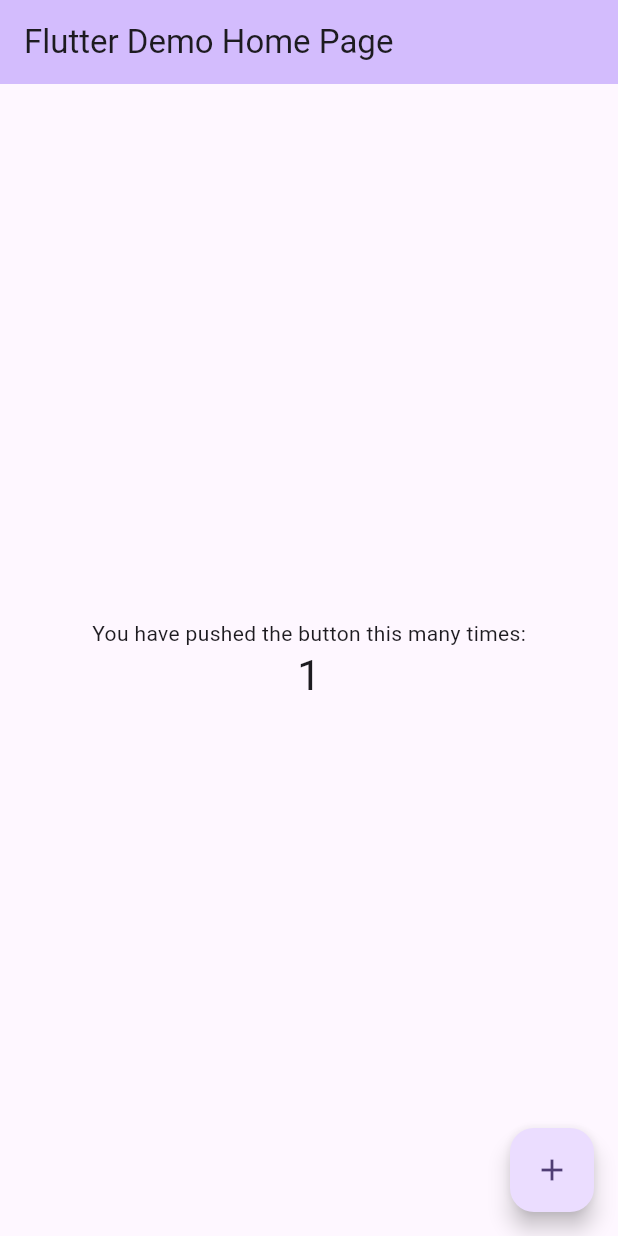
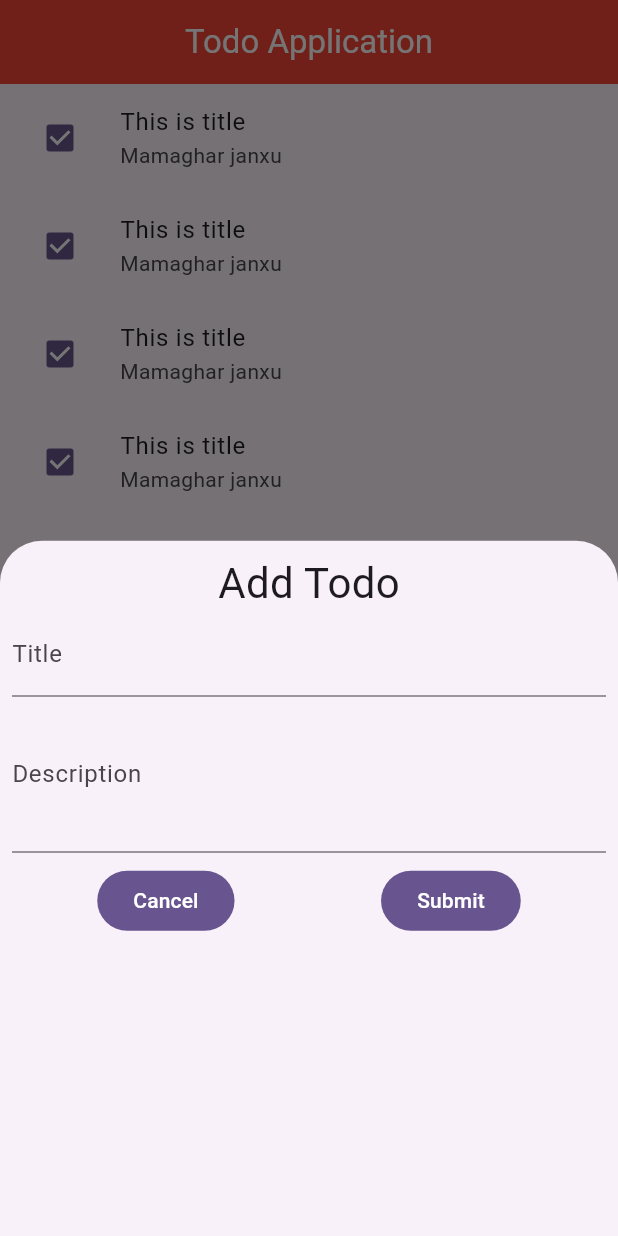
Before and after one commit to ArunPandeyLaudari/Todo_App-Flutter-, a Flutter app: the screen it shows after launch, after a tap on the "add" icon, on a phone screen of 412 x 824 dp. Run offline on Flutter 3.47's test engine with Material 3 defaults, Android fonts, the phone set to English and light mode, and no system bars.

Commit message:
ui updated

```diff
--- /dev/null
+++ b/lib/homepage.dart
@@ -0,0 +1,104 @@
+import 'package:flutter/material.dart';
+import 'package:todo_app/model/todo.dart';
+
+
+class TodoApplication extends StatefulWidget {
+  TodoApplication({super.key});
+
+  final List<Todo> todos = [
+    Todo(
+      id: "1",
+      title: "This is title",
+      description: "Mamaghar janxu",
+      isCompleted: true,
+    ),
+    Todo(
+      id: "2",
+      title: "This is title",
+      description: "Mamaghar janxu",
+      isCompleted: true,
+    ),
+    Todo(
+      id: "3",
+      title: "This is title",
+      description: "Mamaghar janxu",
+      isCompleted: true,
+    ),
+    Todo(
+      id: "4",
+      title: "This is title",
+      description: "Mamaghar janxu",
+      isCompleted: true,
+    ),
+  ];
+
+  @override
+  State<TodoApplication> createState() => _TodoApplicationState();
+}
+
+class _TodoApplicationState extends State<TodoApplication> {
+  @override
+  Widget build(BuildContext context) {
+    return Scaffold(
+      appBar: AppBar(
+        title: const Text(
+          "Todo Application",
+          style: TextStyle(color: Colors.white),
+        ),
+        backgroundColor: Colors.red,
+        centerTitle: true,
+      ),
+      body: ListView.builder(
+        itemCount: widget.todos.length,
+        itemBuilder: (ctx, i) {
+          return ListTile(
+            leading: Checkbox(
+              value: widget.todos[i].isCompleted,
+              onChanged: (value) {
+
+              },
+            ),
+            title: Text(widget.todos[i].title),
+            subtitle: Text(widget.todos[i].description),
+          );
+        },
+      ),
+      floatingActionButton: FloatingActionButton(onPressed: () {
+        showModalBottomSheet(context: context, builder: (context)
+
+        {
+          return SizedBox(
+            width: double.infinity,
+            child: Padding(
+              padding: const EdgeInsets.all(8.0),
+              child: Form(child: Column(
+                children: [
+                  Text("Add Todo",style: TextStyle(fontSize: 28),),
+                  TextFormField(decoration: InputDecoration(labelText: "Title"),),
+                  TextFormField(decoration: InputDecoration(labelText: "Description"), maxLines: 3,),
+                  Padding(
+                    padding: const EdgeInsets.all(8.0),
+                    child: Row(
+                      mainAxisAlignment: MainAxisAlignment.spaceAround,
+                      children: [
+                        FilledButton(
+                          onPressed: () {
+                          Navigator.of(context).pop();
+                          },
+                          child: Text("Cancel"),
+                        ),
+                        FilledButton(onPressed: () {}, child: Text("Submit")),
+                      ],
+
+                    ),
+                  ),
+                ],
+              )),
+            ),
+          );
+        }
+        );
+      },child: Icon(Icons.add),),
+    );
+  }
+}
--- a/lib/main.dart
+++ b/lib/main.dart
@@ -1,4 +1,5 @@
 import 'package:flutter/material.dart';
+import 'package:todo_app/homepage.dart';
 
 void main() {
   runApp(const MyApp());
@@ -13,110 +14,10 @@ class MyApp extends StatelessWidget {
     return MaterialApp(
       title: 'Flutter Demo',
       theme: ThemeData(
-        // This is the theme of your application.
-        //
-        // TRY THIS: Try running your application with "flutter run". You'll see
-        // the application has a purple toolbar. Then, without quitting the app,
-        // try changing the seedColor in the colorScheme below to Colors.green
-        // and then invoke "hot reload" (save your changes or press the "hot
-        // reload" button in a Flutter-supported IDE, or press "r" if you used
-        // the command line to start the app).
-        //
-        // Notice that the counter didn't reset back to zero; the application
-        // state is not lost during the reload. To reset the state, use hot
-        // restart instead.
-        //
-        // This works for code too, not just values: Most code changes can be
-        // tested with just a hot reload.
         colorScheme: ColorScheme.fromSeed(seedColor: Colors.deepPurple),
       ),
-      home: const MyHomePage(title: 'Flutter Demo Home Page'),
+      debugShowCheckedModeBanner: false,
+      home:TodoApplication(),
     );
   }
 }
-
-class MyHomePage extends StatefulWidget {
-  const MyHomePage({super.key, required this.title});
-
-  // This widget is the home page of your application. It is stateful, meaning
-  // that it has a State object (defined below) that contains fields that affect
-  // how it looks.
-
-  // This class is the configuration for the state. It holds the values (in this
-  // case the title) provided by the parent (in this case the App widget) and
-  // used by the build method of the State. Fields in a Widget subclass are
-  // always marked "final".
-
-  final String title;
-
-  @override
-  State<MyHomePage> createState() => _MyHomePageState();
-}
-
-class _MyHomePageState extends State<MyHomePage> {
-  int _counter = 0;
-
-  void _incrementCounter() {
-    setState(() {
-      // This call to setState tells the Flutter framework that something has
-      // changed in this State, which causes it to rerun the build method below
-      // so that the display can reflect the updated values. If we changed
-      // _counter without calling setState(), then the build method would not be
-      // called again, and so nothing would appear to happen.
-      _counter++;
-    });
-  }
-
-  @override
-  Widget build(BuildContext context) {
-    // This method is rerun every time setState is called, for instance as done
-    // by the _incrementCounter method above.
-    //
-    // The Flutter framework has been optimized to make rerunning build methods
-    // fast, so that you can just rebuild anything that needs updating rather
-    // than having to individually change instances of widgets.
-    return Scaffold(
-      appBar: AppBar(
-        // TRY THIS: Try changing the color here to a specific color (to
-        // Colors.amber, perhaps?) and trigger a hot reload to see the AppBar
-        // change color while the other colors stay the same.
-        backgroundColor: Theme.of(context).colorScheme.inversePrimary,
-        // Here we take the value from the MyHomePage object that was created by
-        // the App.build method, and use it to set our appbar title.
-        title: Text(widget.title),
-      ),
-      body: Center(
-        // Center is a layout widget. It takes a single child and positions it
-        // in the middle of the parent.
-        child: Column(
-          // Column is also a layout widget. It takes a list of children and
-          // arranges them vertically. By default, it sizes itself to fit its
-          // children horizontally, and tries to be as tall as its parent.
-          //
-          // Column has various properties to control how it sizes itself and
-          // how it positions its children. Here we use mainAxisAlignment to
-          // center the children vertically; the main axis here is the vertical
-          // axis because Columns are vertical (the cross axis would be
-          // horizontal).
-          //
-          // TRY THIS: Invoke "debug painting" (choose the "Toggle Debug Paint"
-          // action in the IDE, or press "p" in the console), to see the
-          // wireframe for each widget.
-          mainAxisAlignment: MainAxisAlignment.center,
-          children: <Widget>[
-            const Text('You have pushed the button this many times:'),
-            Text(
-              '$_counter',
-              style: Theme.of(context).textTheme.headlineMedium,
-            ),
-          ],
-        ),
-      ),
-      floatingActionButton: FloatingActionButton(
-        onPressed: _incrementCounter,
-        tooltip: 'Increment',
-        child: const Icon(Icons.add),
-      ), // This trailing comma makes auto-formatting nicer for build methods.
-    );
-  }
-}
--- /dev/null
+++ b/lib/model/todo.dart
@@ -0,0 +1,14 @@
+class Todo{
+  final String id;
+  final String title;
+  final String description;
+  final bool isCompleted;
+
+Todo({
+  required this.id,
+  required this.title,
+  required this.description,
+  this.isCompleted=false
+});
+
+}
```
